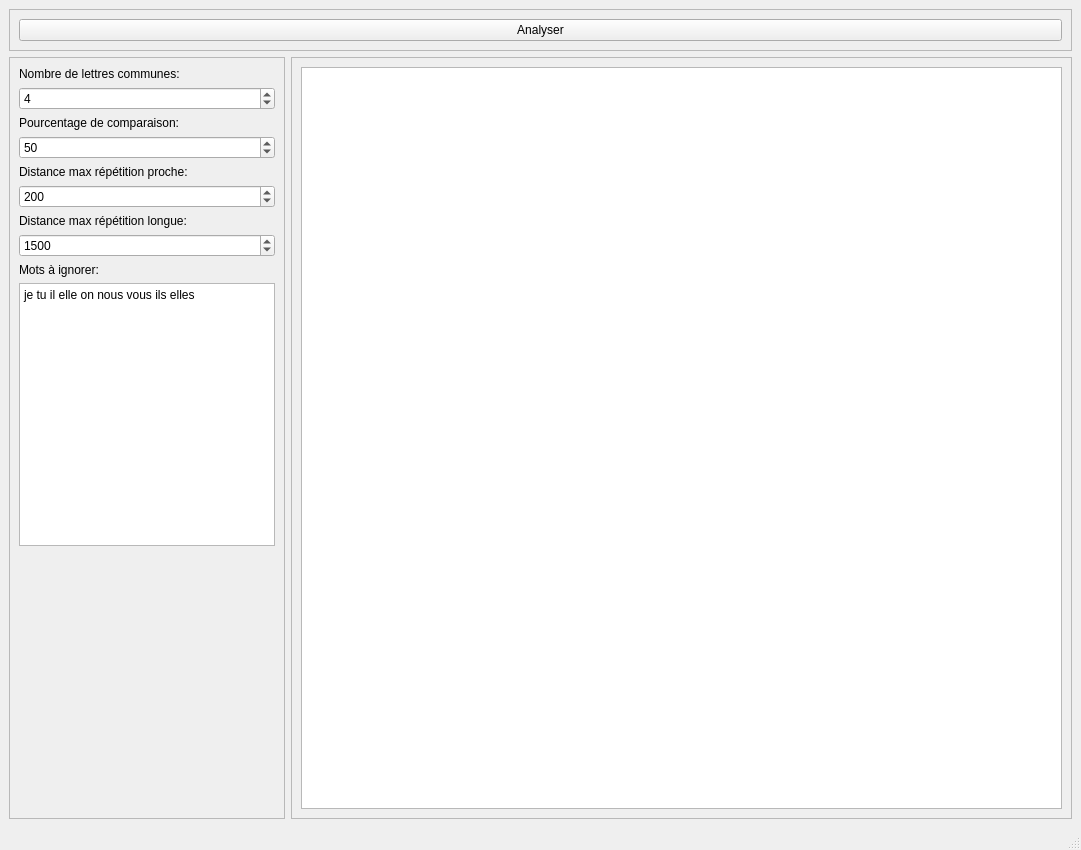
Above: fenetre.ui from chep/repetitions before the change. Below: the same form after it.
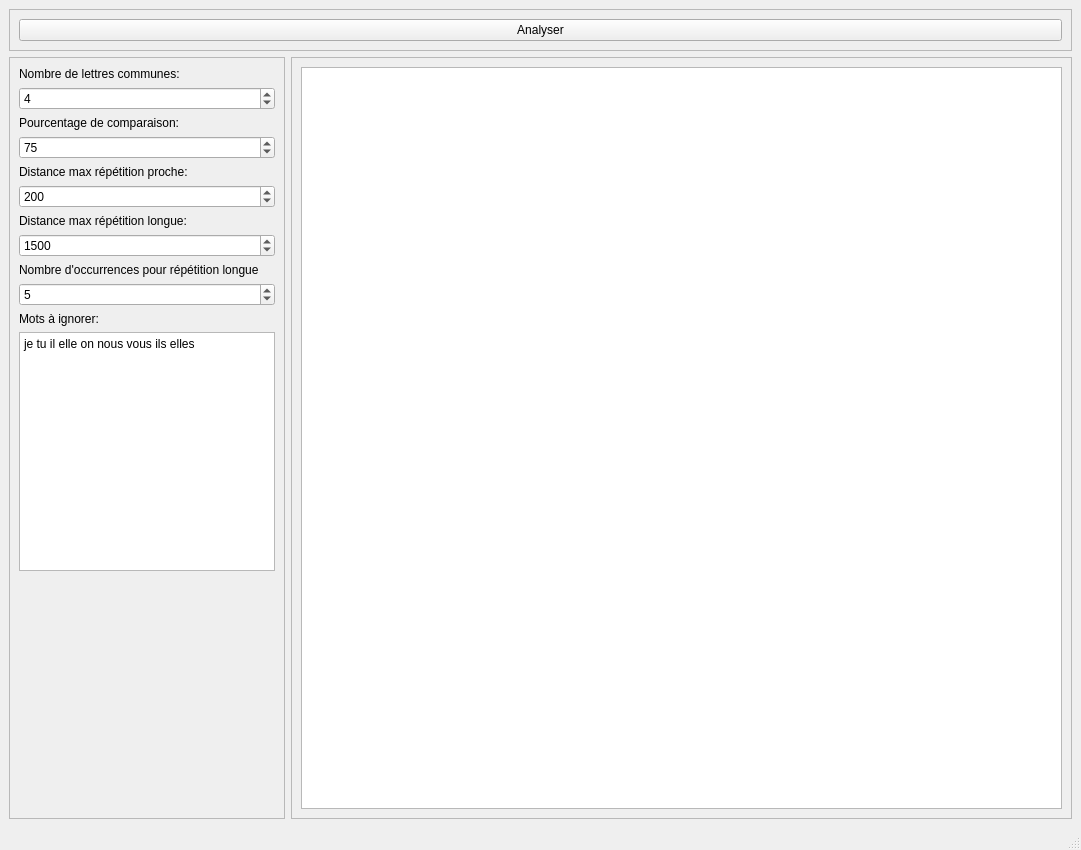
That is the form after the change.

Diff of the .ui file:
```diff
--- a/fenetre.ui
+++ b/fenetre.ui
@@ -57,7 +57,7 @@
           <number>100</number>
          </property>
          <property name="value">
-          <number>50</number>
+          <number>75</number>
          </property>
         </widget>
        </item>
@@ -95,6 +95,20 @@
          </property>
         </widget>
        </item>
+       <item>
+        <widget class="QLabel" name="label_6">
+         <property name="text">
+          <string>Nombre d'occurrences pour répétition longue</string>
+         </property>
+        </widget>
+       </item>
+       <item>
+        <widget class="QSpinBox" name="occurrenceRepetitionLongue">
+         <property name="value">
+          <number>5</number>
+         </property>
+        </widget>
+       </item>
        <item>
         <widget class="QLabel" name="label_5">
          <property name="text">
```
